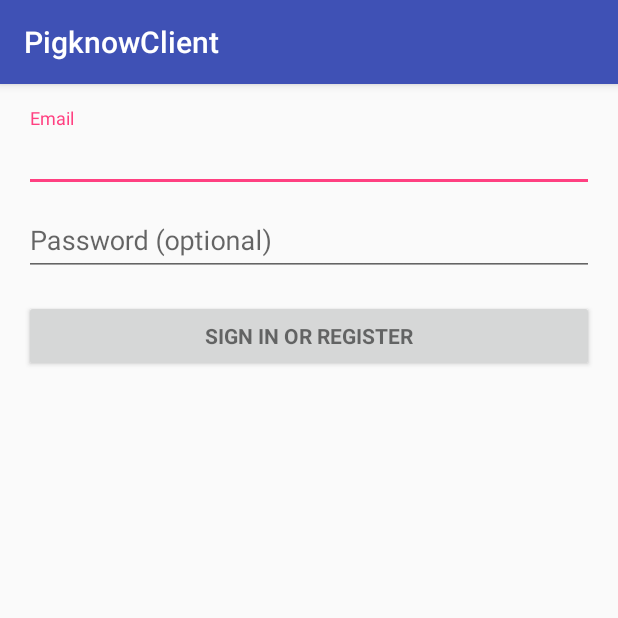
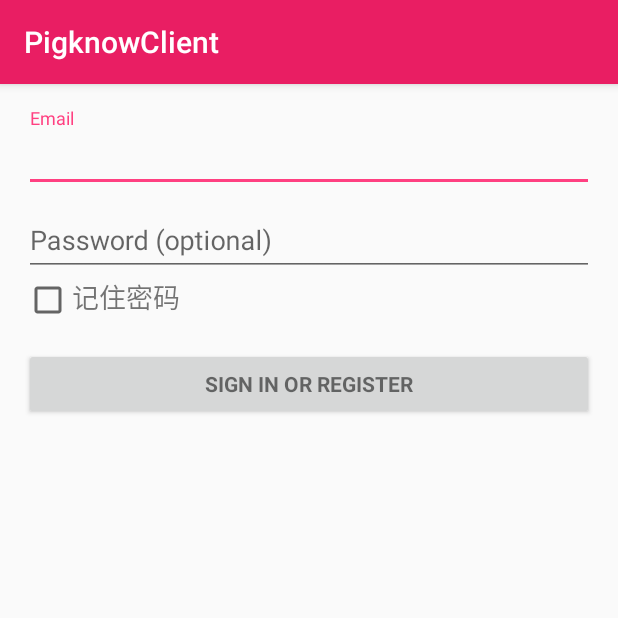
Before and after one commit to Tongcangzhen/PigknowClient, an Android app: the screen it shows after launch (LoginActivity), on a phone screen of 412 x 824 dp, the top half of it. Run offline under Robolectric (Android 15) with nearby library versions, the phone set to English and light mode, and no system bars; 2 statements that could not run were skipped.

Commit message:
sign in add

```diff
--- a/app/build.gradle
+++ b/app/build.gradle
@@ -26,5 +26,6 @@ dependencies {
     })
     compile 'com.android.support:appcompat-v7:26.+'
     compile 'com.android.support:design:26.+'
+    compile 'com.android.support.constraint:constraint-layout:1.0.2'
     testCompile 'junit:junit:4.12'
 }
--- a/app/src/main/AndroidManifest.xml
+++ b/app/src/main/AndroidManifest.xml
@@ -23,6 +23,10 @@
                 <category android:name="android.intent.category.LAUNCHER" />
             </intent-filter>
         </activity>
+        <activity
+            android:name=".MainActivity"
+            android:label="@string/title_activity_main"
+            android:theme="@style/AppTheme.NoActionBar"></activity>
     </application>
 
 </manifest>
--- a/app/src/main/java/com/example/ldjg/pigknowclient/LoginActivity.java
+++ b/app/src/main/java/com/example/ldjg/pigknowclient/LoginActivity.java
@@ -3,7 +3,10 @@ package com.example.ldjg.pigknowclient;
 import android.animation.Animator;
 import android.animation.AnimatorListenerAdapter;
 import android.annotation.TargetApi;
+import android.content.Intent;
+import android.content.SharedPreferences;
 import android.content.pm.PackageManager;
+import android.preference.PreferenceManager;
 import android.support.annotation.NonNull;
 import android.support.design.widget.Snackbar;
 import android.support.v7.app.AppCompatActivity;
@@ -26,6 +29,7 @@ import android.view.inputmethod.EditorInfo;
 import android.widget.ArrayAdapter;
 import android.widget.AutoCompleteTextView;
 import android.widget.Button;
+import android.widget.CheckBox;
 import android.widget.EditText;
 import android.widget.TextView;
 
@@ -62,6 +66,10 @@ public class LoginActivity extends AppCompatActivity implements LoaderCallbacks<
     private View mProgressView;
     private View mLoginFormView;
 
+    private SharedPreferences pref;
+    private SharedPreferences.Editor editor;
+    private CheckBox rememberPasswd;
+
     @Override
     protected void onCreate(Bundle savedInstanceState) {
         super.onCreate(savedInstanceState);
@@ -81,6 +89,18 @@ public class LoginActivity extends AppCompatActivity implements LoaderCallbacks<
                 return false;
             }
         });
+
+
+        pref= PreferenceManager.getDefaultSharedPreferences(this);
+        rememberPasswd=(CheckBox)findViewById(R.id.remember_pass) ;
+        boolean isremember=pref.getBoolean("remember_password",false);
+        if(isremember){
+            String account=pref.getString("account","");
+            String passwd=pref.getString("password","");
+            mEmailView.setText(account);
+            mPasswordView.setText(passwd);
+            rememberPasswd.setChecked(true);
+        }
 
         Button mEmailSignInButton = (Button) findViewById(R.id.email_sign_in_button);
         mEmailSignInButton.setOnClickListener(new OnClickListener() {
@@ -184,6 +204,18 @@ public class LoginActivity extends AppCompatActivity implements LoaderCallbacks<
         } else {
             // Show a progress spinner, and kick off a background task to
             // perform the user login attempt.
+
+            editor=pref.edit();
+            if(rememberPasswd.isChecked()){
+                editor.putBoolean("remember_password",true);
+                editor.putString("account",email);
+                editor.putString("password",password);
+            }
+            else {
+                editor.clear();
+            }
+            editor.apply();
+
             showProgress(true);
             mAuthTask = new UserLoginTask(email, password);
             mAuthTask.execute((Void) null);
@@ -324,7 +356,7 @@ public class LoginActivity extends AppCompatActivity implements LoaderCallbacks<
             }
 
             // TODO: register the new account here.
-            return true;
+            return false;
         }
 
         @Override
@@ -333,6 +365,8 @@ public class LoginActivity extends AppCompatActivity implements LoaderCallbacks<
             showProgress(false);
 
             if (success) {
+                Intent intent=new Intent(LoginActivity.this,MainActivity.class);
+                startActivity(intent);
                 finish();
             } else {
                 mPasswordView.setError(getString(R.string.error_incorrect_password));
--- a/app/src/main/res/layout/activity_login.xml
+++ b/app/src/main/res/layout/activity_login.xml
@@ -62,6 +62,20 @@
                     android:singleLine="true" />
 
             </android.support.design.widget.TextInputLayout>
+            <LinearLayout
+                android:layout_width="match_parent"
+                android:layout_height="wrap_content"
+                android:orientation="horizontal">
+                <CheckBox
+                    android:layout_width="wrap_content"
+                    android:layout_height="wrap_content"
+                    android:id="@+id/remember_pass"/>
+                <TextView
+                    android:layout_width="wrap_content"
+                    android:layout_height="wrap_content"
+                    android:textSize="18dp"
+                    android:text="记住密码"/>
+            </LinearLayout>
 
             <Button
                 android:id="@+id/email_sign_in_button"
--- a/app/src/main/res/values/dimens.xml
+++ b/app/src/main/res/values/dimens.xml
@@ -2,4 +2,5 @@
     <!-- Default screen margins, per the Android Design guidelines. -->
     <dimen name="activity_horizontal_margin">16dp</dimen>
     <dimen name="activity_vertical_margin">16dp</dimen>
+    <dimen name="fab_margin">16dp</dimen>
 </resources>
--- a/app/src/main/res/values/strings.xml
+++ b/app/src/main/res/values/strings.xml
@@ -13,4 +13,5 @@
     <string name="permission_rationale">"Contacts permissions are needed for providing email
         completions."
     </string>
+    <string name="title_activity_main">MainActivity</string>
 </resources>
--- a/app/src/main/res/values/styles.xml
+++ b/app/src/main/res/values/styles.xml
@@ -8,4 +8,13 @@
         <item name="colorAccent">@color/colorAccent</item>
     </style>
 
+    <style name="AppTheme.NoActionBar">
+        <item name="windowActionBar">false</item>
+        <item name="windowNoTitle">true</item>
+    </style>
+
+    <style name="AppTheme.AppBarOverlay" parent="ThemeOverlay.AppCompat.Dark.ActionBar" />
+
+    <style name="AppTheme.PopupOverlay" parent="ThemeOverlay.AppCompat.Light" />
+
 </resources>
```
Also changed, not shown: app/src/main/java/com/example/ldjg/pigknowclient/MainActivity.java (added, +29 -0 lines), app/src/main/res/layout/activity_main.xml (added, +33 -0 lines), app/src/main/res/layout/content_main.xml (added, +11 -0 lines), app/src/main/res/values/colors.xml (+23 -2 lines).
